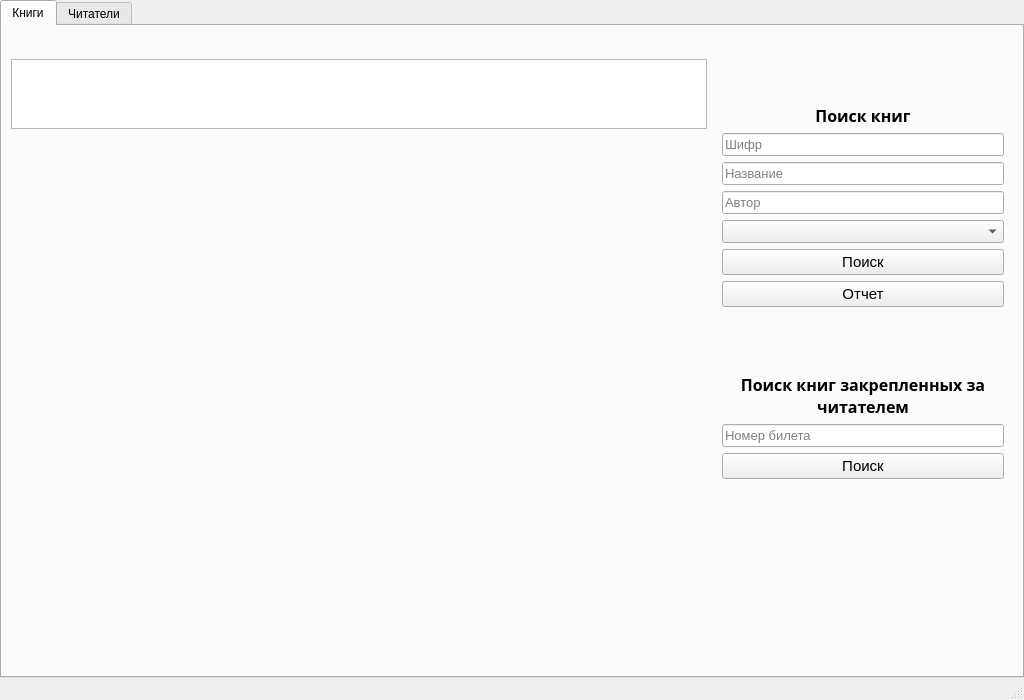
AlexXx235/Library_CW, file main_form.ui: the form before one commit.
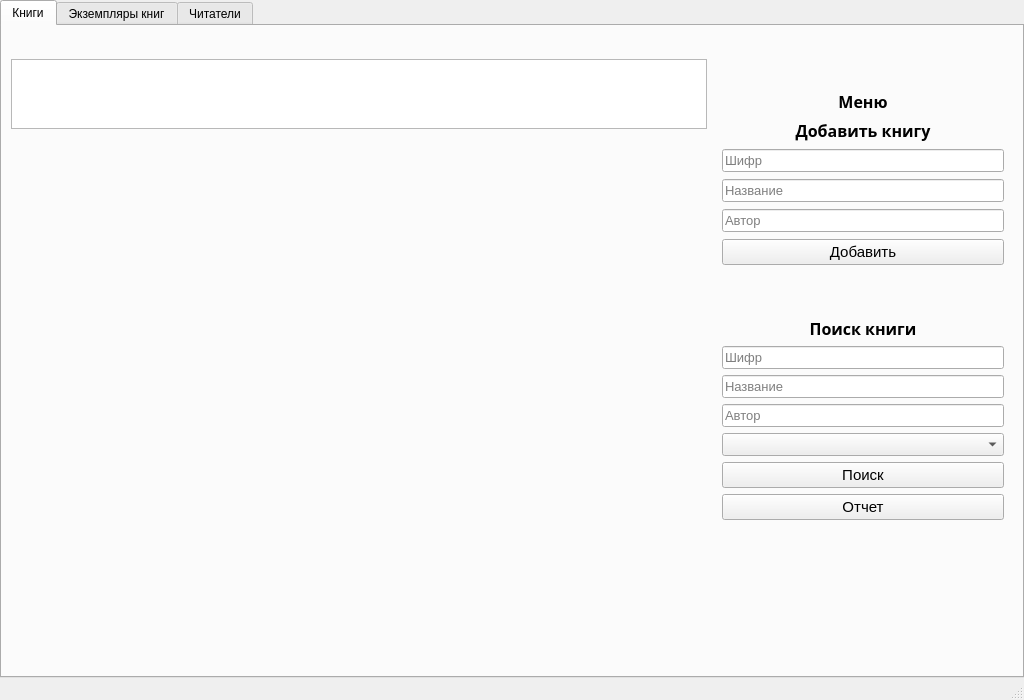
The form after the commit. Icons and pictures are not drawn.

Diff of the .ui file:
```diff
--- a/main_form.ui
+++ b/main_form.ui
@@ -148,7 +148,7 @@
             <height>16777215</height>
            </size>
           </property>
-          <layout class="QVBoxLayout" name="verticalLayout" stretch="1,0,0,0,0,0,0,0,1,0,0,0,3">
+          <layout class="QVBoxLayout" name="verticalLayout" stretch="1,0,0,1,0,0,0,0,0,0,0,3">
            <item>
             <spacer name="verticalSpacer_4">
              <property name="orientation">
@@ -173,7 +173,7 @@
               </font>
              </property>
              <property name="text">
-              <string>Поиск книг</string>
+              <string>Меню</string>
              </property>
              <property name="alignment">
               <set>Qt::AlignCenter</set>
@@ -181,7 +181,140 @@
             </widget>
            </item>
            <item>
-            <widget class="QLineEdit" name="cipher_le">
+            <widget class="QWidget" name="add_book_widget" native="true">
+             <property name="minimumSize">
+              <size>
+               <width>0</width>
+               <height>0</height>
+              </size>
+             </property>
+             <layout class="QVBoxLayout" name="verticalLayout_7">
+              <property name="spacing">
+               <number>7</number>
+              </property>
+              <property name="leftMargin">
+               <number>0</number>
+              </property>
+              <property name="topMargin">
+               <number>0</number>
+              </property>
+              <property name="rightMargin">
+               <number>0</number>
+              </property>
+              <property name="bottomMargin">
+               <number>0</number>
+              </property>
+              <item>
+               <widget class="QLabel" name="add_book_label">
+                <property name="font">
+                 <font>
+                  <family>Yu Gothic UI Semibold</family>
+                  <pointsize>12</pointsize>
+                  <weight>75</weight>
+                  <bold>true</bold>
+                 </font>
+                </property>
+                <property name="text">
+                 <string>Добавить книгу</string>
+                </property>
+                <property name="alignment">
+                 <set>Qt::AlignCenter</set>
+                </property>
+               </widget>
+              </item>
+              <item>
+               <widget class="QLineEdit" name="add_book_cipher_le">
+                <property name="font">
+                 <font>
+                  <pointsize>10</pointsize>
+                 </font>
+                </property>
+                <property name="statusTip">
+                 <string>Введите шифр книги</string>
+                </property>
+                <property name="placeholderText">
+                 <string>Шифр</string>
+                </property>
+               </widget>
+              </item>
+              <item>
+               <widget class="QLineEdit" name="add_book_title_le">
+                <property name="font">
+                 <font>
+                  <pointsize>10</pointsize>
+                 </font>
+                </property>
+                <property name="statusTip">
+                 <string>Введите название книги</string>
+                </property>
+                <property name="placeholderText">
+                 <string>Название</string>
+                </property>
+               </widget>
+              </item>
+              <item>
+               <widget class="QLineEdit" name="add_book_author_le">
+                <property name="font">
+                 <font>
+                  <pointsize>10</pointsize>
+                 </font>
+                </property>
+                <property name="statusTip">
+                 <string>Введите автора книги</string>
+                </property>
+                <property name="placeholderText">
+                 <string>Автор</string>
+                </property>
+               </widget>
+              </item>
+              <item>
+               <widget class="QPushButton" name="add_book_btn">
+                <property name="font">
+                 <font>
+                  <pointsize>11</pointsize>
+                 </font>
+                </property>
+                <property name="text">
+                 <string>Добавить</string>
+                </property>
+               </widget>
+              </item>
+             </layout>
+            </widget>
+           </item>
+           <item>
+            <spacer name="verticalSpacer_2">
+             <property name="orientation">
+              <enum>Qt::Vertical</enum>
+             </property>
+             <property name="sizeHint" stdset="0">
+              <size>
+               <width>20</width>
+               <height>40</height>
+              </size>
+             </property>
+            </spacer>
+           </item>
+           <item>
+            <widget class="QLabel" name="search_book_label">
+             <property name="font">
+              <font>
+               <family>Yu Gothic UI Semibold</family>
+               <pointsize>12</pointsize>
+               <weight>75</weight>
+               <bold>true</bold>
+              </font>
+             </property>
+             <property name="text">
+              <string>Поиск книги</string>
+             </property>
+             <property name="alignment">
+              <set>Qt::AlignCenter</set>
+             </property>
+            </widget>
+           </item>
+           <item>
+            <widget class="QLineEdit" name="search_book_cipher_le">
              <property name="font">
               <font>
                <pointsize>10</pointsize>
@@ -266,78 +399,6 @@
              </property>
             </widget>
            </item>
-           <item>
-            <spacer name="verticalSpacer_2">
-             <property name="orientation">
-              <enum>Qt::Vertical</enum>
-             </property>
-             <property name="sizeHint" stdset="0">
-              <size>
-               <width>20</width>
-               <height>40</height>
-              </size>
-             </property>
-            </spacer>
-           </item>
-           <item>
-            <widget class="QLabel" name="readers_book_label">
-             <property name="sizePolicy">
-              <sizepolicy hsizetype="Preferred" vsizetype="Preferred">
-               <horstretch>0</horstretch>
-               <verstretch>0</verstretch>
-              </sizepolicy>
-             </property>
-             <property name="font">
-              <font>
-               <family>Yu Gothic UI Semibold</family>
-               <pointsize>12</pointsize>
-               <weight>75</weight>
-               <bold>true</bold>
-              </font>
-             </property>
-             <property name="text">
-              <string>Поиск книг закрепленных за читателем</string>
-             </property>
-             <property name="alignment">
-              <set>Qt::AlignCenter</set>
-             </property>
-             <property name="wordWrap">
-              <bool>true</bool>
-             </property>
-            </widget>
-           </item>
-           <item>
-            <widget class="QLineEdit" name="card_number_le">
-             <property name="font">
-              <font>
-               <pointsize>10</pointsize>
-              </font>
-             </property>
-             <property name="statusTip">
-              <string>Введите номер читательского билета, чтобы узнать какие-книги у него на руках</string>
-             </property>
-             <property name="text">
-              <string/>
-             </property>
-             <property name="placeholderText">
-              <string>Номер билета</string>
-             </property>
-            </widget>
-           </item>
-           <item>
-            <widget class="QPushButton" name="readers_book_search_btn">
-             <property name="font">
-              <font>
-               <pointsize>11</pointsize>
-               <weight>50</weight>
-               <bold>false</bold>
-              </font>
-             </property>
-             <property name="text">
-              <string>Поиск</string>
-             </property>
-            </widget>
-           </item>
            <item>
             <spacer name="verticalSpacer_3">
              <property name="orientation">
@@ -356,6 +417,11 @@
         </item>
        </layout>
       </widget>
+      <widget class="QWidget" name="tab">
+       <attribute name="title">
+        <string>Экземпляры книг</string>
+       </attribute>
+      </widget>
       <widget class="QWidget" name="readers_tab">
        <attribute name="title">
         <string>Читатели</string>
```
Left out of the diff: 18 changed lines with no effect on the pictures.
